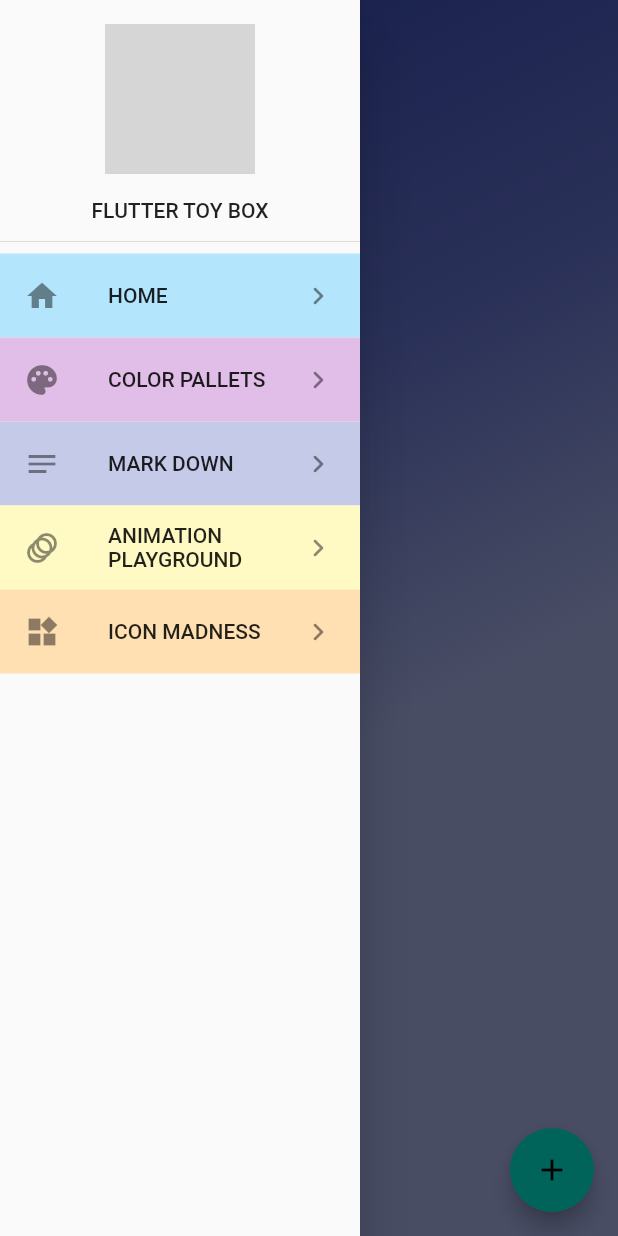
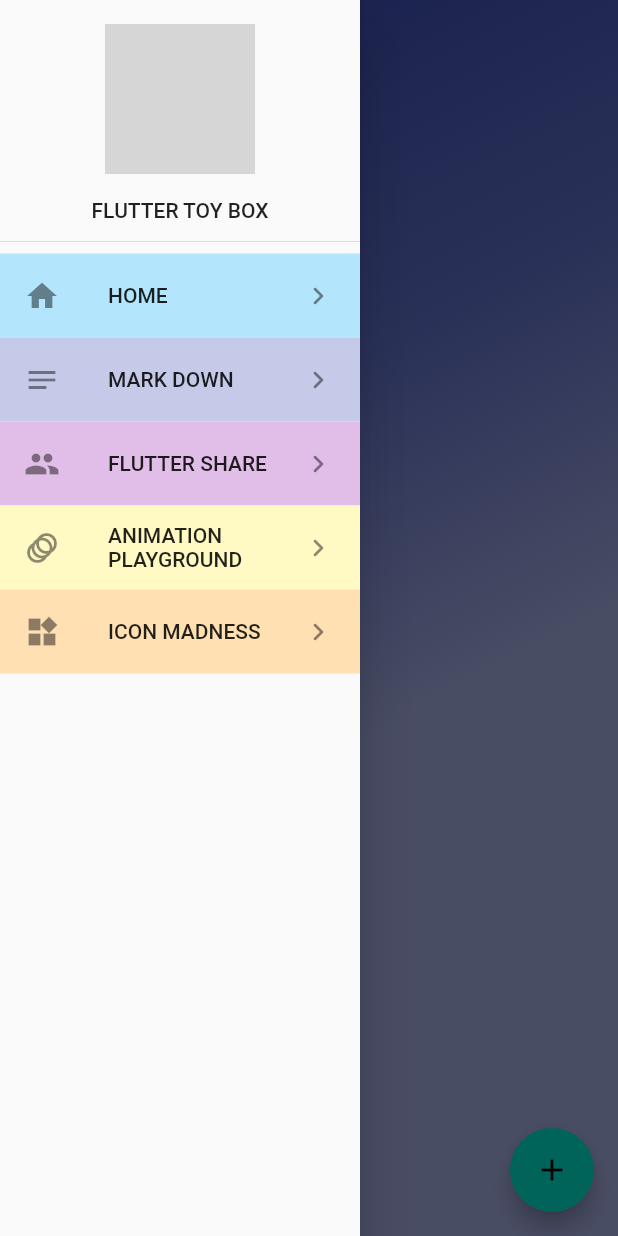
Before and after one commit to heyhey1028/flutter-toybox, a Flutter app: the DocumentListScreen screen opened directly, with the side drawer open, on a phone screen of 412 x 824 dp. Run offline on Flutter 3.47's test engine with Material 2 defaults, Android fonts, the phone set to English and light mode, and no system bars; our stand-ins replace cloud_firestore, firebase_core, flutter_markdown; accounts and stored records are empty; grey boxes are pictures that could not be loaded.

Commit message:
update base widgets

```diff
--- a/lib/screens/mark_down/screen/document_list_screen.dart
+++ b/lib/screens/mark_down/screen/document_list_screen.dart
@@ -1,4 +1,3 @@
-import 'package:cloud_firestore/cloud_firestore.dart';
 import 'package:flutter/material.dart';
 import 'package:flutter_toybox/screens/mark_down/repository/document_repository.dart';
 import 'package:flutter_toybox/screens/mark_down/screen/edit_screen.dart';
@@ -11,8 +10,12 @@ class DocumentListScreen extends StatelessWidget {
   @override
   Widget build(BuildContext context) {
     return AppScaffold(
+      title: Text(
+        'Markdown Blogs',
+        textAlign: TextAlign.center,
+        style: TextStyle(color: Colors.white),
+      ),
       body: Container(
-        // padding: EdgeInsets.all(32),
         height: double.infinity,
         width: double.infinity,
         decoration: BoxDecoration(
--- a/lib/widgets/app_scaffold.dart
+++ b/lib/widgets/app_scaffold.dart
@@ -5,10 +5,12 @@ class AppScaffold extends StatelessWidget {
   AppScaffold({
     this.body,
     this.floatingActionButton,
+    this.title,
   });
 
   final Widget body;
   final Widget floatingActionButton;
+  final Widget title;
   final _scaffoldKey = new GlobalKey<ScaffoldState>();
 
   @override
@@ -16,6 +18,7 @@ class AppScaffold extends StatelessWidget {
     return Scaffold(
       key: _scaffoldKey,
       appBar: AppBar(
+        title: title,
         elevation: 0,
         backgroundColor: Colors.transparent,
         iconTheme: IconThemeData(color: Colors.white),
--- a/lib/widgets/main_drawer.dart
+++ b/lib/widgets/main_drawer.dart
@@ -35,16 +35,16 @@ class MainDrawer extends StatelessWidget {
               navigateTo: MyHomePage(),
             ),
             DrawerTile(
-              color: Colors.purple[100],
-              icon: Icon(Icons.palette),
-              title: 'COLOR PALLETS',
-              navigateTo: MyHomePage(),
-            ),
-            DrawerTile(
               color: Colors.indigo[100],
               icon: Icon(Icons.notes),
               title: 'MARK DOWN',
               navigateTo: MarkDownScreen(),
+            ),
+            DrawerTile(
+              color: Colors.purple[100],
+              icon: Icon(Icons.group),
+              title: 'FLUTTER SHARE',
+              navigateTo: MyHomePage(),
             ),
             DrawerTile(
               color: Colors.yellow[100],
@@ -66,14 +66,20 @@ class MainDrawer extends StatelessWidget {
 }
 
 class DrawerTile extends StatelessWidget {
-  const DrawerTile(
-      {Key key, this.title, this.icon, this.color, this.navigateTo})
-      : super(key: key);
+  const DrawerTile({
+    Key key,
+    this.title,
+    this.icon,
+    this.color,
+    this.navigateTo,
+    this.fontFamily,
+  }) : super(key: key);
 
   final String title;
   final Icon icon;
   final Color color;
   final Widget navigateTo;
+  final String fontFamily;
 
   @override
   Widget build(BuildContext context) {
@@ -81,7 +87,10 @@ class DrawerTile extends StatelessWidget {
       color: color,
       child: ListTile(
         leading: icon,
-        title: Text(title),
+        title: Text(
+          title,
+          style: TextStyle(fontFamily: fontFamily),
+        ),
         trailing: Icon(Icons.chevron_right_rounded),
         onTap: () {
           Navigator.of(context).pop();
```
